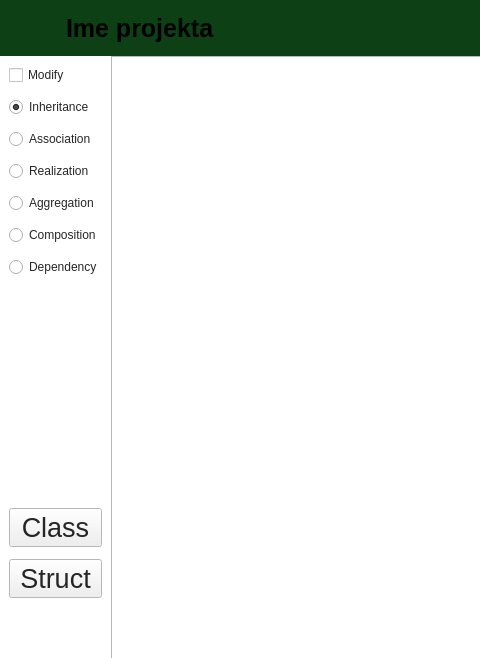
Before: the Qt Designer form src/ui/Board.ui in Trifsoft/diagrampp, drawn with Qt 5; both pictures show x 0 to 480 and y 0 to 658 of the 1280 by 927 pixel window.
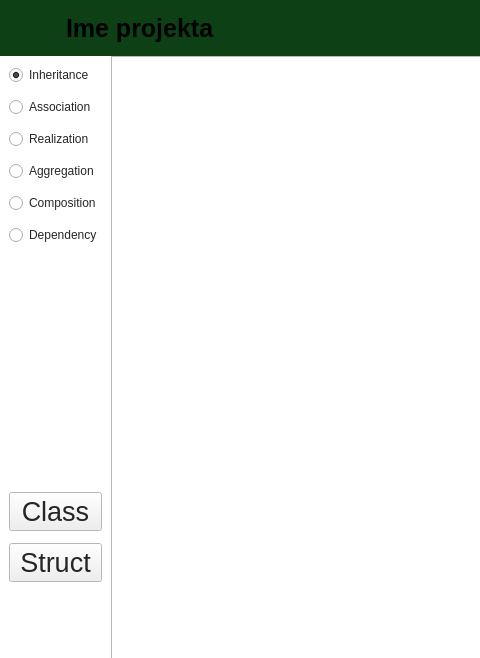
After: the same form once the commit is applied.

Commit message: Removed modify from UI and refactored handling to left/right node clicks, left connection clicks and delete button

```diff
--- a/src/ui/Board.ui
+++ b/src/ui/Board.ui
@@ -293,13 +293,6 @@
         <property name="spacing">
          <number>12</number>
         </property>
-        <item>
-         <widget class="QCheckBox" name="modify">
-          <property name="text">
-           <string>Modify</string>
-          </property>
-         </widget>
-        </item>
         <item>
          <widget class="QRadioButton" name="Inheritance">
           <property name="enabled">
```
The commit also changes 5 other files.
